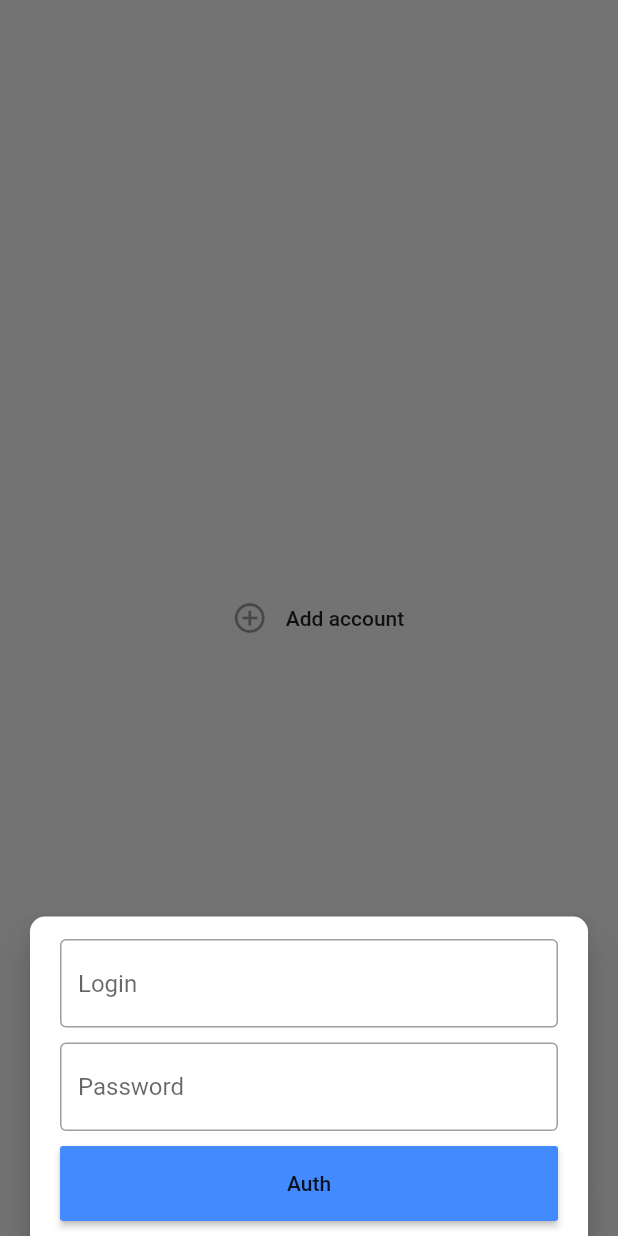
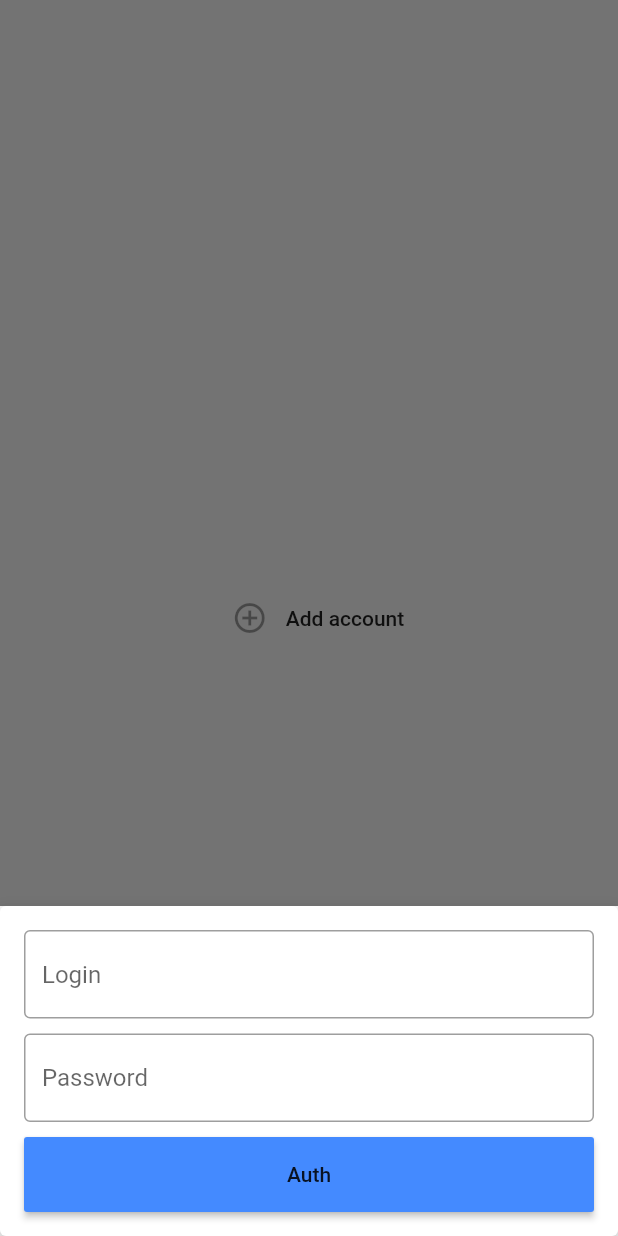
Before and after one commit to Vorkytaka/ant_assistant, a Flutter app: the screen it shows after launch, on a phone screen of 412 x 824 dp. Run offline on Flutter 3.47's test engine with Material 2 defaults, Android fonts, the phone set to English and light mode, and no system bars; our stand-ins replace dio, sqflite; accounts and stored records are empty.

Commit message:
• Fix Auth dialog

```diff
--- a/lib/presentation/auth.dart
+++ b/lib/presentation/auth.dart
@@ -28,19 +28,11 @@ class AuthWidgetState extends State<AuthWidget> {
   @override
   Widget build(BuildContext context) {
     return Card(
-        margin: EdgeInsets.only(left: 20, right: 20),
-        shape: RoundedRectangleBorder(
-            borderRadius: BorderRadius.only(
-                topLeft: Radius.circular(10), topRight: Radius.circular(10))),
+        margin: EdgeInsets.zero,
         elevation: 10,
         shadowColor: Colors.black,
         child: Padding(
-            padding: EdgeInsets.only(
-              right: 20,
-              left: 20,
-              top: 15,
-              bottom: 10,
-            ),
+            padding: EdgeInsets.all(16),
             child: Column(
               mainAxisSize: MainAxisSize.min,
               children: <Widget>[
--- a/lib/presentation/main.dart
+++ b/lib/presentation/main.dart
@@ -169,7 +169,6 @@ class UserDataState extends State<UserDataWidget> {
   void onAuth() async {
     final AuthState state = await showModalBottomSheet(
       context: context,
-      backgroundColor: Colors.transparent,
       isScrollControlled: true,
       isDismissible: false,
 //      enableDrag: false,
```
